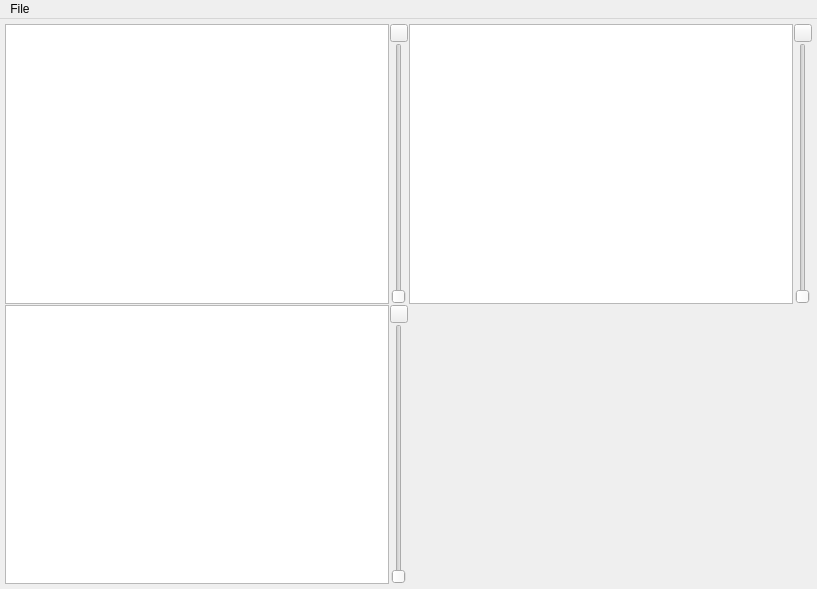
First picture: the form in mimir_ui.ui, repository Darnagof/Mimir, before the edit.
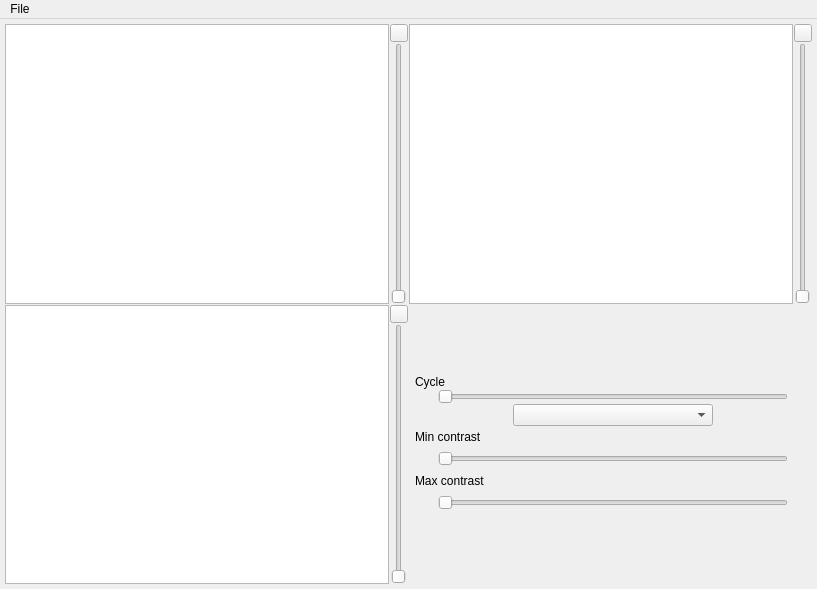
Second picture: the form after the edit. Icons and pictures are not drawn.

Commit message: Added contrast and cycles sliders + color maps scrolling list

```diff
--- a/mimir_ui.ui
+++ b/mimir_ui.ui
@@ -200,6 +200,128 @@
         </item>
        </layout>
       </item>
+      <item row="1" column="1">
+       <layout class="QVBoxLayout" name="verticalLayout_2">
+        <property name="spacing">
+         <number>0</number>
+        </property>
+        <property name="leftMargin">
+         <number>6</number>
+        </property>
+        <property name="topMargin">
+         <number>70</number>
+        </property>
+        <property name="bottomMargin">
+         <number>70</number>
+        </property>
+        <item>
+         <widget class="QLabel" name="label_3">
+          <property name="sizePolicy">
+           <sizepolicy hsizetype="Maximum" vsizetype="Maximum">
+            <horstretch>0</horstretch>
+            <verstretch>0</verstretch>
+           </sizepolicy>
+          </property>
+          <property name="text">
+           <string>Cycle</string>
+          </property>
+         </widget>
+        </item>
+        <item alignment="Qt::AlignHCenter">
+         <widget class="QSlider" name="horizontalSlider">
+          <property name="sizePolicy">
+           <sizepolicy hsizetype="Expanding" vsizetype="Fixed">
+            <horstretch>0</horstretch>
+            <verstretch>0</verstretch>
+           </sizepolicy>
+          </property>
+          <property name="minimumSize">
+           <size>
+            <width>350</width>
+            <height>0</height>
+           </size>
+          </property>
+          <property name="orientation">
+           <enum>Qt::Horizontal</enum>
+          </property>
+         </widget>
+        </item>
+        <item alignment="Qt::AlignHCenter">
+         <widget class="QComboBox" name="comboBox">
+          <property name="sizePolicy">
+           <sizepolicy hsizetype="Maximum" vsizetype="Fixed">
+            <horstretch>0</horstretch>
+            <verstretch>0</verstretch>
+           </sizepolicy>
+          </property>
+          <property name="minimumSize">
+           <size>
+            <width>200</width>
+            <height>0</height>
+           </size>
+          </property>
+          <property name="maximumSize">
+           <size>
+            <width>16777215</width>
+            <height>16777215</height>
+           </size>
+          </property>
+         </widget>
+        </item>
+        <item alignment="Qt::AlignVCenter">
+         <widget class="QLabel" name="label_2">
+          <property name="sizePolicy">
+           <sizepolicy hsizetype="Maximum" vsizetype="Maximum">
+            <horstretch>0</horstretch>
+            <verstretch>0</verstretch>
+           </sizepolicy>
+          </property>
+          <property name="text">
+           <string>Min contrast</string>
+          </property>
+         </widget>
+        </item>
+        <item alignment="Qt::AlignHCenter|Qt::AlignVCenter">
+         <widget class="QSlider" name="min_contrast_slider">
+          <property name="minimumSize">
+           <size>
+            <width>350</width>
+            <height>0</height>
+           </size>
+          </property>
+          <property name="orientation">
+           <enum>Qt::Horizontal</enum>
+          </property>
+         </widget>
+        </item>
+        <item alignment="Qt::AlignVCenter">
+         <widget class="QLabel" name="label">
+          <property name="sizePolicy">
+           <sizepolicy hsizetype="Maximum" vsizetype="Maximum">
+            <horstretch>0</horstretch>
+            <verstretch>0</verstretch>
+           </sizepolicy>
+          </property>
+          <property name="text">
+           <string>Max contrast</string>
+          </property>
+         </widget>
+        </item>
+        <item alignment="Qt::AlignHCenter|Qt::AlignVCenter">
+         <widget class="QSlider" name="max_contrast_slider">
+          <property name="minimumSize">
+           <size>
+            <width>350</width>
+            <height>0</height>
+           </size>
+          </property>
+          <property name="orientation">
+           <enum>Qt::Horizontal</enum>
+          </property>
+         </widget>
+        </item>
+       </layout>
+      </item>
      </layout>
     </item>
    </layout>
```
The commit also changes 1 other file.
